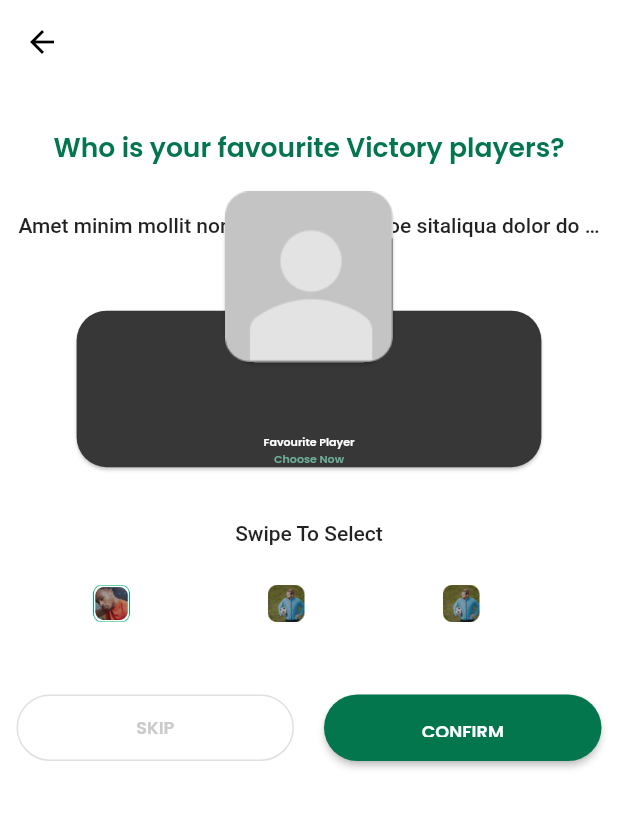
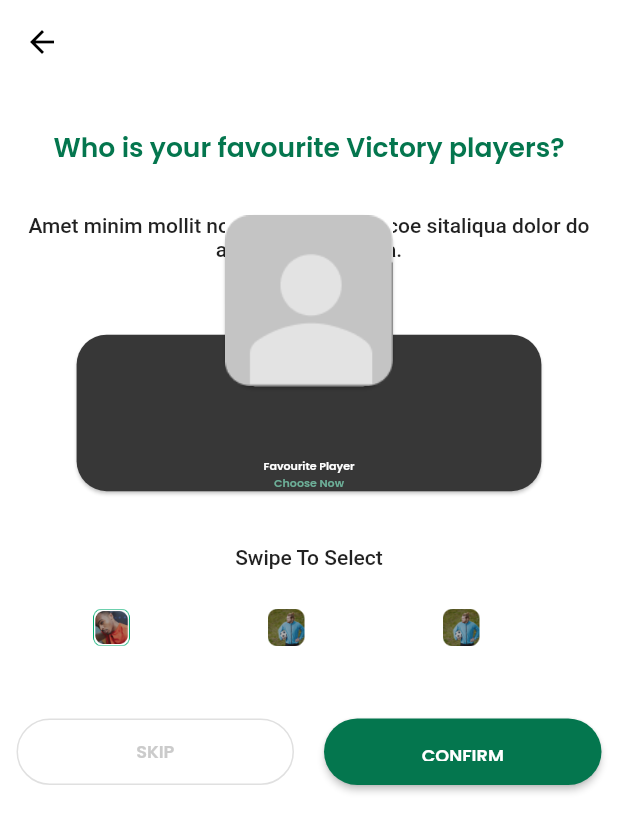
Before and after one commit to duongquangsang080299/flutter_exercise, a Flutter app: the screen it shows after launch, after a tap on "SKIP", after a tap on "Login with email", after a tap on "LOGIN", on a phone screen of 412 x 824 dp. Shown: the top 832 px of the screen. Run offline on Flutter 3.47's test engine with Material 2 defaults, Android fonts, the light colour scheme and no system bars; our stand-ins replace bloc, device_preview, go_router, percent_indicator; generated files the repository leaves out were written again.

Commit message:
Fix:Update File

```diff
--- a/lib/l10n/arb/app_en.arb
+++ b/lib/l10n/arb/app_en.arb
@@ -9,7 +9,7 @@
     "btnCreateAnAccount": "Create an account ",
     "goodAfternoon": "Good Afternoon",
     "welcomeBack": "Welcome Back",
-    "textDescriptionOnboarding": "Lorem ipsum dolor sit amet, consectetur adipiscing elit, sed do eiusmod tempor incididunt ut labore et dolore magna aliqua",
+    "textDescriptionOnboarding": "Lorem ipsum dolor sit amet, consectetur adipiscing elit, sed do   eiusmod tempor incididunt ut labore et dolore magna aliqua",
     "welcomeToVictoryGreensApp": "Welcome to Victory Greens App",
     "signIn": "Sign In",
     "description": "Amet minim mollit non deserunt ullamcoe sitaliqua dolor do amet sintelit officia.",
--- a/lib/presentation/pages/onboarding.dart
+++ b/lib/presentation/pages/onboarding.dart
@@ -5,7 +5,6 @@ import 'package:soccer_club_app/core/extention.dart';
 import 'package:soccer_club_app/core/typography/app_fontweight.dart';
 import 'package:soccer_club_app/data/models/user_model.dart';
 import 'package:soccer_club_app/l10n/l10n.dart';
-import 'package:soccer_club_app/routes/routes.dart';
 import 'package:soccer_club_app/utils/size_utils.dart';
 import 'package:soccer_club_app/widgets/button.dart';
 import 'package:soccer_club_app/widgets/dots_indicator.dart';
@@ -22,7 +21,7 @@ class OnBoardingPage extends StatefulWidget {
 /// Define the state for the OnBoardingPage widget
 class _OnBoardingPageState extends State<OnBoardingPage> {
   final PageController _pageController = PageController();
-  int _currentIndex = 0;
+  int _pageIndex = 0;
 
   @override
   void dispose() {
@@ -37,7 +36,7 @@ class _OnBoardingPageState extends State<OnBoardingPage> {
         child: Padding(
           padding:
               // Apply horizontal padding using the getHorizontalSize method
-              EdgeInsets.symmetric(horizontal: context.getHorizontalSize(28)),
+              EdgeInsets.symmetric(horizontal: context.getHorizontalSize(20)),
           child: Column(
             children: [
               Expanded(
@@ -47,7 +46,7 @@ class _OnBoardingPageState extends State<OnBoardingPage> {
                   controller: _pageController,
                   onPageChanged: (index) {
                     setState(() {
-                      _currentIndex = index;
+                      _pageIndex = index;
                     });
                   },
                   itemBuilder: (context, index) => OnBoardingBody(
@@ -68,7 +67,7 @@ class _OnBoardingPageState extends State<OnBoardingPage> {
                         (index) => Padding(
                           padding: const EdgeInsets.all(8),
                           child: SCDotsIndicator(
-                            isActive: index == _currentIndex,
+                            isActive: index == _pageIndex,
                           ),
                         ),
                       ),
@@ -78,10 +77,11 @@ class _OnBoardingPageState extends State<OnBoardingPage> {
                     Row(
                       mainAxisAlignment: MainAxisAlignment.center,
                       children: [
-                        Expanded(
+                        SizedBox(
+                          width: context.getHorizontalSize(154),
                           child: SCOutlineButton(
                             onPressed: () {
-                              context.go(AppRoutes.welcomeScreen.path);
+                              context.go('/welcomeScreen');
                             },
                             // Localize the 'Skip' text using context.l10n
                             text: context.l10n.btnSkip,
@@ -91,11 +91,12 @@ class _OnBoardingPageState extends State<OnBoardingPage> {
                             ),
                           ),
                         ),
-                        const SizedBox(width: 11),
-                        Expanded(
+                        const SizedBox(width: 20),
+                        SizedBox(
+                          width: context.getHorizontalSize(154),
                           child: SCButton(
                             onPressed: () {
-                               context.go(AppRoutes.welcomeScreen.path);
+                              context.go('/welcomeScreen');
                             },
                             // Localize the 'CAMPAIGNS' text using context.l10n
                             text: context.l10n.btnCampaigns,
@@ -156,7 +157,7 @@ class OnBoardingBody extends StatelessWidget {
         SCText.displayMedium(
           context,
           style: context.textTheme.displayMedium?.copyWith(
-            color: AppColor.hexGray,
+            color: AppColor.hexBlack,
           ),
           text: subtitle,
         ),
--- a/lib/widgets/button.dart
+++ b/lib/widgets/button.dart
@@ -13,7 +13,7 @@ class SCButton extends StatelessWidget {
     this.textColor,
     super.key,
     this.backgroundColor,
-    this.height,
+    this.height = 60,
     this.borderRadius,
     this.style,
   });
@@ -21,7 +21,7 @@ class SCButton extends StatelessWidget {
   final Color? textColor;
   final Color? backgroundColor;
   final VoidCallback? onPressed;
-  final double? height;
+  final double height;
   final int? borderRadius;
   final TextStyle? style;
 
@@ -29,7 +29,7 @@ class SCButton extends StatelessWidget {
   Widget build(BuildContext context) {
     return SizedBox(
       width: double.infinity,
-      height: context.getVerticalSize(60),
+      height: context.getVerticalSize(height),
       child: ElevatedButton(
         onPressed: onPressed,
         style: ButtonStyle(
@@ -107,22 +107,25 @@ class SCButtonIcon extends StatelessWidget {
 class SCOutlineButton extends StatelessWidget {
   const SCOutlineButton({
     required this.text,
+    super.key,
     this.onPressed,
-    super.key,
-    this.height,
+    this.height = 60,
+    this.width = double.infinity,
     this.borderRadius,
     this.style,
   });
   final String text;
   final VoidCallback? onPressed;
-  final double? height;
+  final double height;
+  final double width;
   final int? borderRadius;
   final TextStyle? style;
 
   @override
   Widget build(BuildContext context) {
     return SizedBox(
-      height: context.getVerticalSize(60),
+      width: width,
+      height: context.getVerticalSize(height),
       child: OutlinedButton(
         onPressed: onPressed,
         style: ButtonStyle(
--- a/lib/widgets/text.dart
+++ b/lib/widgets/text.dart
@@ -7,7 +7,6 @@ class SCText extends StatelessWidget {
     required this.text,
     this.style,
     this.textAlign,
-    this.overflow,
     super.key,
   });
 
@@ -50,7 +49,6 @@ class SCText extends StatelessWidget {
       text: text,
       style: style ?? context.textThemeData.bodyLarge,
       textAlign: textAlign,
-      overflow: TextOverflow.ellipsis,
     );
   }
 
@@ -99,7 +97,6 @@ class SCText extends StatelessWidget {
   final String text;
   final TextStyle? style;
   final TextAlign? textAlign;
-  final TextOverflow? overflow;
 
   @override
   Widget build(BuildContext context) {
@@ -107,7 +104,6 @@ class SCText extends StatelessWidget {
       text,
       style: style,
       textAlign: textAlign,
-      overflow: overflow,
     );
   }
 }
```
Also changed, not shown: lib/main.dart (+4 -6 lines).
